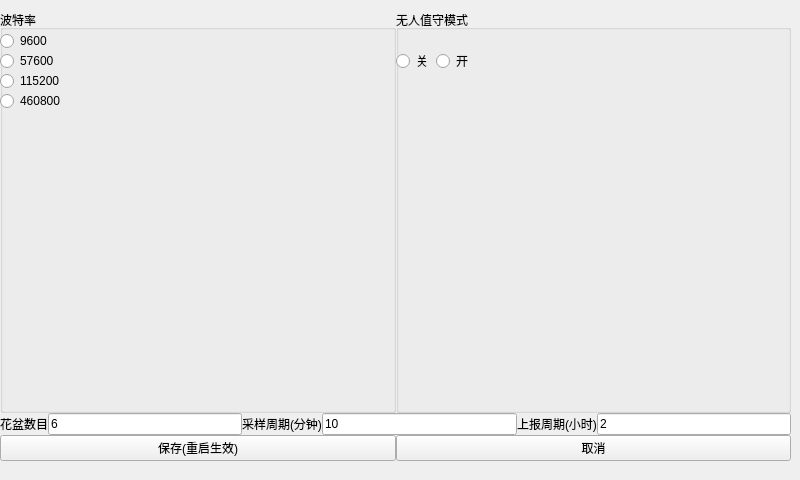
Before: the Qt Designer form shezhi.ui in jack-lijing/rtu, drawn with Qt 5.
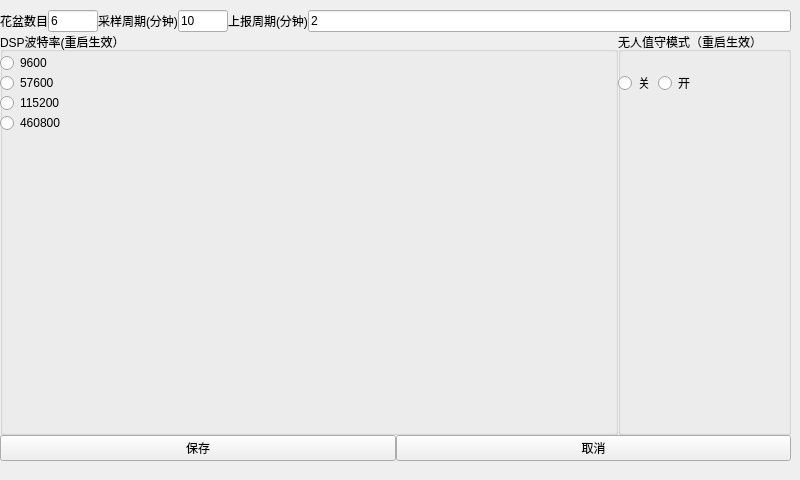
After: the same form once the commit is applied.

Patch:
```diff
--- a/shezhi.ui
+++ b/shezhi.ui
@@ -22,7 +22,7 @@
      <height>451</height>
     </rect>
    </property>
-   <layout class="QVBoxLayout" name="verticalLayout" stretch="0,0,0,0">
+   <layout class="QVBoxLayout" name="verticalLayout" stretch="0,0,0">
     <property name="spacing">
      <number>0</number>
     </property>
@@ -39,14 +39,77 @@
      <number>0</number>
     </property>
     <item>
-     <layout class="QHBoxLayout" name="horizontalLayout_5">
+     <layout class="QHBoxLayout" name="horizontalLayout_2">
+      <item>
+       <widget class="QLabel" name="label">
+        <property name="text">
+         <string>花盆数目</string>
+        </property>
+       </widget>
+      </item>
+      <item>
+       <widget class="QLineEdit" name="devices">
+        <property name="maximumSize">
+         <size>
+          <width>50</width>
+          <height>16777215</height>
+         </size>
+        </property>
+        <property name="text">
+         <string>6</string>
+        </property>
+        <property name="maxLength">
+         <number>10</number>
+        </property>
+       </widget>
+      </item>
+      <item>
+       <widget class="QLabel" name="label_5">
+        <property name="text">
+         <string>采样周期(分钟)</string>
+        </property>
+       </widget>
+      </item>
+      <item>
+       <widget class="QLineEdit" name="dsptimer">
+        <property name="maximumSize">
+         <size>
+          <width>50</width>
+          <height>16777215</height>
+         </size>
+        </property>
+        <property name="text">
+         <string>10</string>
+        </property>
+       </widget>
+      </item>
+      <item>
+       <widget class="QLabel" name="label_6">
+        <property name="text">
+         <string>上报周期(分钟)</string>
+        </property>
+       </widget>
+      </item>
+      <item>
+       <widget class="QLineEdit" name="dtutimer">
+        <property name="text">
+         <string>2</string>
+        </property>
+       </widget>
+      </item>
+     </layout>
+    </item>
+    <item>
+     <layout class="QHBoxLayout" name="horizontalLayout">
+      <item>
+       <layout class="QHBoxLayout" name="horizontalLayout_5" stretch="300,0">
       <property name="sizeConstraint">
-       <enum>QLayout::SetDefaultConstraint</enum>
+         <enum>QLayout::SetFixedSize</enum>
       </property>
       <item>
        <widget class="QGroupBox" name="groupBox">
         <property name="title">
-         <string>波特率</string>
+           <string>DSP波特率(重启生效）</string>
         </property>
         <widget class="QRadioButton" name="rate1">
          <property name="geometry">
@@ -105,7 +168,7 @@
       <item>
        <widget class="QGroupBox" name="auto_mode">
         <property name="title">
-         <string>无人值守模式</string>
+           <string>无人值守模式（重启生效）</string>
         </property>
         <widget class="QRadioButton" name="autodspf">
          <property name="geometry">
@@ -137,50 +200,6 @@
       </item>
      </layout>
     </item>
-    <item>
-     <layout class="QHBoxLayout" name="horizontalLayout_2">
-      <item>
-       <widget class="QLabel" name="label">
-        <property name="text">
-         <string>花盆数目</string>
-        </property>
-       </widget>
-      </item>
-      <item>
-       <widget class="QLineEdit" name="devices">
-        <property name="text">
-         <string>6</string>
-        </property>
-       </widget>
-      </item>
-      <item>
-       <widget class="QLabel" name="label_5">
-        <property name="text">
-         <string>采样周期(分钟)</string>
-        </property>
-       </widget>
-      </item>
-      <item>
-       <widget class="QLineEdit" name="dsptimer">
-        <property name="text">
-         <string>10</string>
-        </property>
-       </widget>
-      </item>
-      <item>
-       <widget class="QLabel" name="label_6">
-        <property name="text">
-         <string>上报周期(小时)</string>
-        </property>
-       </widget>
-      </item>
-      <item>
-       <widget class="QLineEdit" name="dtutimer">
-        <property name="text">
-         <string>2</string>
-        </property>
-       </widget>
-      </item>
      </layout>
     </item>
     <item>
@@ -191,7 +210,7 @@
       <item>
        <widget class="QPushButton" name="save">
         <property name="text">
-         <string>保存(重启生效)</string>
+         <string>保存</string>
         </property>
        </widget>
       </item>
```
Left out of the diff: 3 changed lines with no effect on the pictures. Lines whose indentation alone changed are shown as unchanged.
